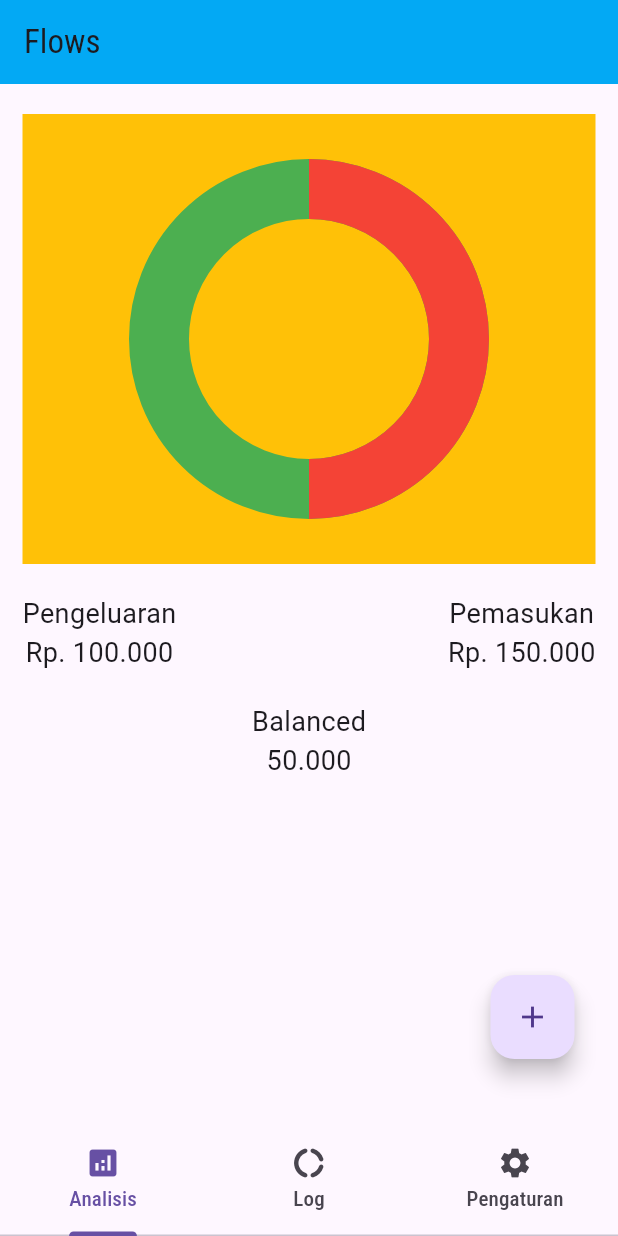
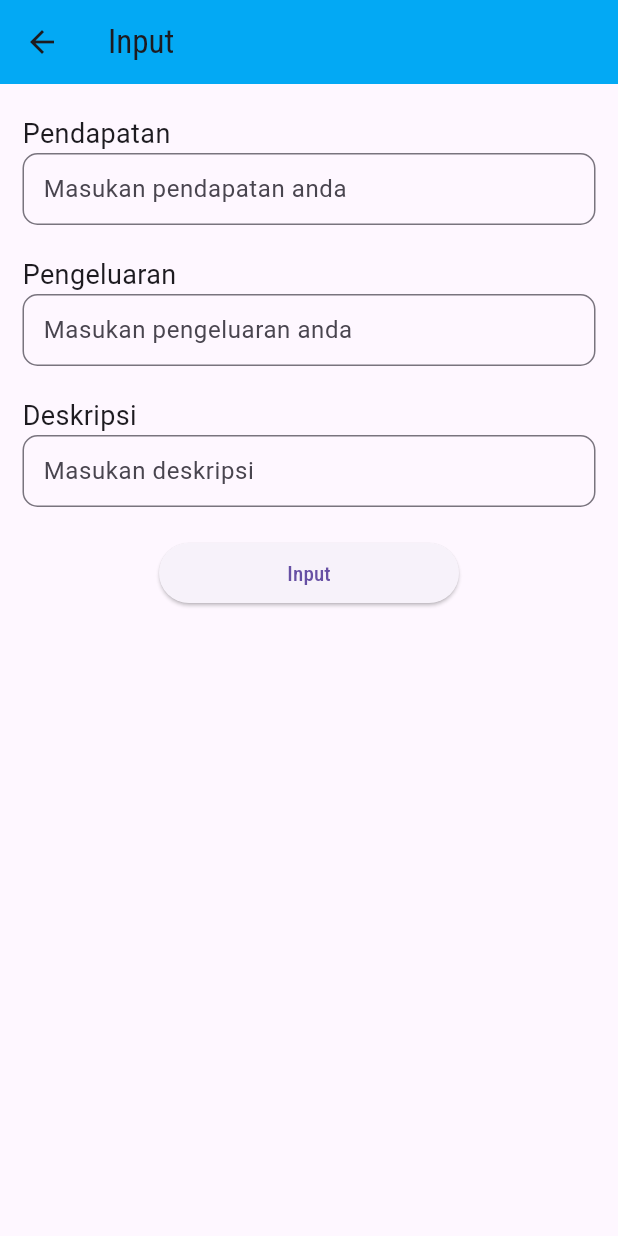
Before and after one commit to michazel/flows, a Flutter app: the screen it shows after launch, after a tap on the "add" icon, on a phone screen of 412 x 824 dp. Run offline on Flutter 3.47's test engine with Material 3 defaults, Android fonts, the light colour scheme and no system bars; our stand-ins replace bloc, firebase_auth, firebase_core, flutter_bloc, google_fonts, google_sign_in; accounts and stored records are empty.

Commit message:
Input page

```diff
--- a/lib/mainPage/analisis_page.dart
+++ b/lib/mainPage/analisis_page.dart
@@ -1,4 +1,5 @@
 import 'package:flows/mainPage/circular_progres.dart';
+import 'package:flows/mainPage/input_page.dart';
 import 'package:flutter/material.dart';
 
 class AnalisisPage extends StatelessWidget {
@@ -60,7 +61,14 @@ class AnalisisPage extends StatelessWidget {
               MediaQuery.of(context).size.height - 30 - 80 - 140
             ),
             child: FloatingActionButton(
-              onPressed: () {},
+              onPressed: () {
+                Navigator.push(
+                  context,
+                  MaterialPageRoute(
+                    builder: (context) => const InputPage()
+                  )
+                );
+              },
               child: const Icon(Icons.add)
             ),
           )
--- /dev/null
+++ b/lib/mainPage/input_page.dart
@@ -0,0 +1,119 @@
+import 'package:flutter/material.dart';
+import 'package:flutter/services.dart';
+
+class InputPage extends StatefulWidget {
+  const InputPage({super.key});
+
+  @override
+  State<InputPage> createState() => _InputPageState();
+}
+
+class _InputPageState extends State<InputPage> {
+  TextEditingController pendapatanController = TextEditingController();
+  TextEditingController pengeluaranController = TextEditingController();
+  TextEditingController deskripsiController = TextEditingController();
+
+  @override
+  Widget build(BuildContext context) {
+    return Scaffold(
+      appBar: AppBar(
+        title: const Text("Input"),
+        backgroundColor: Colors.lightBlue,
+        leading: IconButton(
+          onPressed: () {
+            Navigator.pop(context);
+          },
+          icon: const Icon(Icons.arrow_back)
+        ),
+      ),
+      body: Padding(
+        padding: const EdgeInsets.only(left: 15, right: 15, top: 20),
+        child: ListView(
+          physics: const NeverScrollableScrollPhysics(),
+          children: <Widget>[
+            Column(
+              crossAxisAlignment: CrossAxisAlignment.start,
+              children: <Widget>[
+                Text(
+                  "Pendapatan",
+                  style: Theme.of(context).textTheme.bodyMedium
+                ),
+                TextField(
+                  controller: pendapatanController,
+                  decoration: InputDecoration(
+                    hintText: "Masukan pendapatan anda",
+                    border: OutlineInputBorder(
+                      borderRadius: BorderRadius.circular(10)
+                    ),
+                    contentPadding: const EdgeInsets.all(10)
+                  ),
+                  style: Theme.of(context).textTheme.bodySmall,
+                  keyboardType: TextInputType.number,
+                  inputFormatters: <TextInputFormatter>[
+                    FilteringTextInputFormatter.digitsOnly
+                  ],
+                ),
+                const SizedBox(
+                  height: 20,
+                ),
+                Text(
+                  "Pengeluaran",
+                  style: Theme.of(context).textTheme.bodyMedium
+                ),
+                TextField(
+                  controller: pengeluaranController,
+                  decoration: InputDecoration(
+                    hintText: "Masukan pengeluaran anda",
+                    border: OutlineInputBorder(
+                      borderRadius: BorderRadius.circular(10)
+                    ),
+                    contentPadding: const EdgeInsets.all(10)
+                  ),
+                  style: Theme.of(context).textTheme.bodySmall,
+                  keyboardType: TextInputType.number,
+                  inputFormatters: <TextInputFormatter>[
+                    FilteringTextInputFormatter.digitsOnly
+                  ],
+                ),
+                const SizedBox(
+                  height: 20,
+                ),
+                Text(
+                  "Deskripsi",
+                  style: Theme.of(context).textTheme.bodyMedium
+                ),
+                TextField(
+                  controller: deskripsiController,
+                  decoration: InputDecoration(
+                    hintText: "Masukan deskripsi",
+                    border: OutlineInputBorder(
+                      borderRadius: BorderRadius.circular(10)
+                    ),
+                    contentPadding: const EdgeInsets.all(10)
+                  ),
+                  style: Theme.of(context).textTheme.bodySmall,
+                  keyboardType: TextInputType.multiline,
+                  maxLines: null,
+                  minLines: null,
+                ),
+                Padding(
+                  padding: const EdgeInsets.only(top: 20),
+                  child: Align(
+                    alignment: Alignment.center,
+                    child: SizedBox(
+                      width: 200,
+                      child: ElevatedButton(
+                        onPressed: () {},
+                        child: const Text("Input")
+                      )
+                    ),
+                  ),
+                ),
+              ]
+            ),
+          ],
+        )
+      )
+    );
+  }
+}
```
